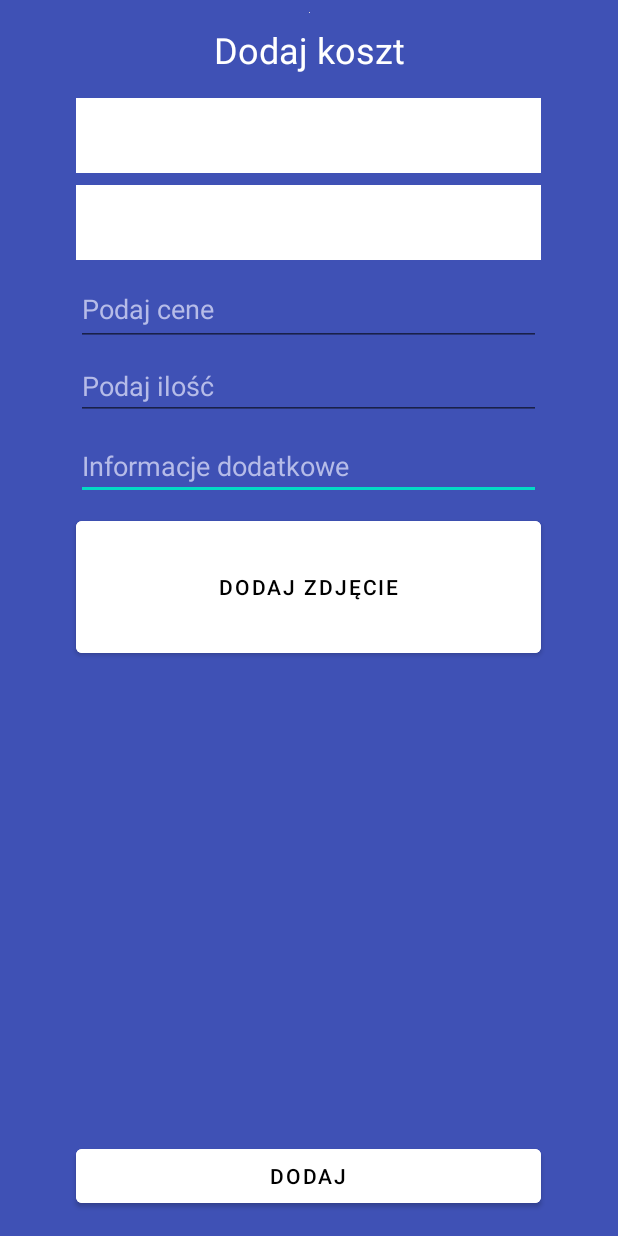
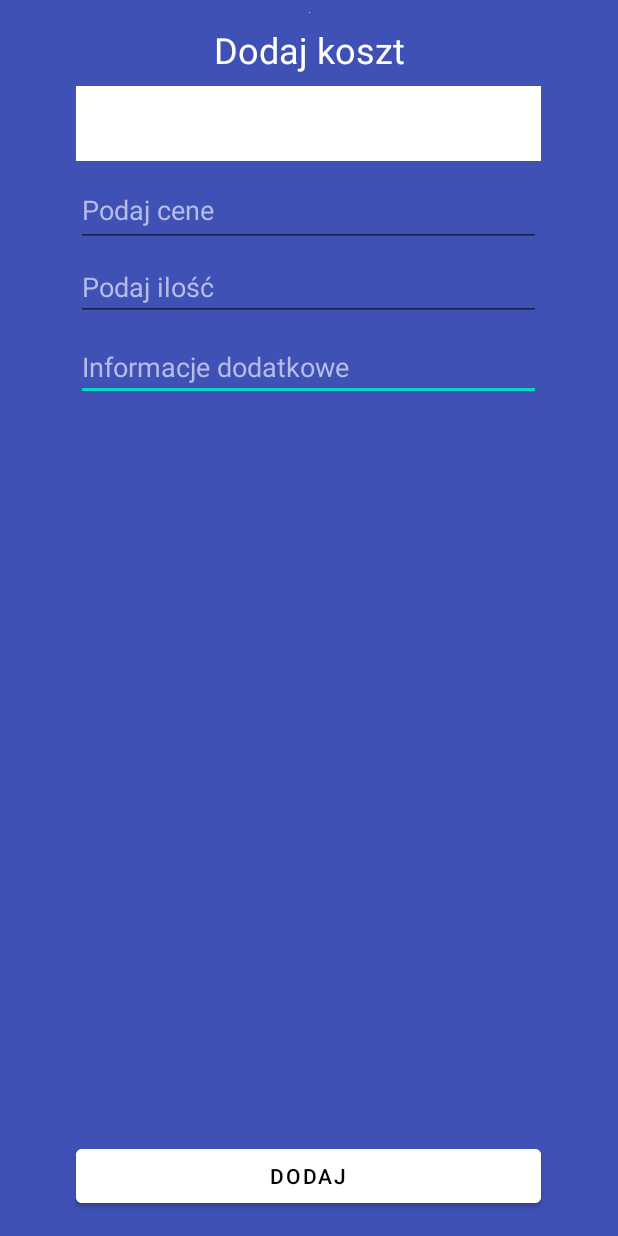
Before and after one commit to zaxanq/android-app, an Android app: the layout addexpence_screen.xml on its own in the app's theme, with its tools: preview values and no code run, on a phone screen of 412 x 824 dp. Run offline under Robolectric (Android 15) with nearby library versions, the phone set to English and light mode, and no system bars; network calls fail.

Commit message:
Pliki v2

```diff
--- a/app/src/main/java/com/example/aplikacja/EkranGlownyFragment.kt
+++ b/app/src/main/java/com/example/aplikacja/EkranGlownyFragment.kt
@@ -24,7 +24,6 @@ class EkranGlownyFragment : Fragment() {
     ): View? {
         // Inflate the layout for this fragment
         return inflater.inflate(R.layout.ekran_glowny, container, false)
-
     }
 
     override fun onViewCreated(view: View, savedInstanceState: Bundle?) {
@@ -38,7 +37,6 @@ class EkranGlownyFragment : Fragment() {
             }
             Log.d("TAG", "LOADED: $Vehicle")
 
-            //testtext.setText(text);
             Toast.makeText(requireContext(), Vehicle, Toast.LENGTH_SHORT).show();
         }
 
--- a/app/src/main/res/layout/addexpence_screen.xml
+++ b/app/src/main/res/layout/addexpence_screen.xml
@@ -9,7 +9,7 @@
     android:background="@color/main">
 
     <EditText
-        android:id="@+id/addMeterStatusInput2"
+        android:id="@+id/addAdditionalInfo"
         android:layout_width="310dp"
         android:layout_height="wrap_content"
         android:layout_marginTop="8dp"
@@ -21,7 +21,7 @@
         app:layout_constraintEnd_toEndOf="parent"
         app:layout_constraintHorizontal_bias="0.495"
         app:layout_constraintStart_toStartOf="parent"
-        app:layout_constraintTop_toBottomOf="@+id/addMeterStatusInput" />
+        app:layout_constraintTop_toBottomOf="@+id/addAmountInput" />
 
     <ImageView
         android:id="@+id/appLogo"
@@ -46,23 +46,7 @@
         app:layout_constraintTop_toBottomOf="@+id/appLogo" />
 
     <Spinner
-        android:id="@+id/selectTypeSpinner"
-        android:layout_width="310dp"
-        android:layout_height="50dp"
-        android:layout_marginTop="16dp"
-        android:background="#642CFD"
-        android:backgroundTint="@color/white"
-        android:contextClickable="true"
-        android:foregroundTint="#00000000"
-        android:textAlignment="center"
-        app:layout_constraintEnd_toEndOf="parent"
-        app:layout_constraintHorizontal_bias="0.495"
-        app:layout_constraintStart_toStartOf="parent"
-        app:layout_constraintTop_toBottomOf="@+id/addFirstCarTitle"
-        tools:listitem="@android:layout/select_dialog_item" />
-
-    <Spinner
-        android:id="@+id/selectBrandSpinner"
+        android:id="@+id/selectExpenceType"
         android:layout_width="310dp"
         android:layout_height="50dp"
         android:layout_marginTop="8dp"
@@ -72,11 +56,11 @@
         app:layout_constraintEnd_toEndOf="parent"
         app:layout_constraintHorizontal_bias="0.495"
         app:layout_constraintStart_toStartOf="parent"
-        app:layout_constraintTop_toBottomOf="@+id/selectTypeSpinner"
+        app:layout_constraintTop_toBottomOf="@+id/addFirstCarTitle"
         tools:listitem="@android:layout/select_dialog_item" />
 
     <EditText
-        android:id="@+id/addLicensePlateInput"
+        android:id="@+id/addPriceInput"
         android:layout_width="310dp"
         android:layout_height="49dp"
         android:layout_marginTop="8dp"
@@ -88,10 +72,10 @@
         app:layout_constraintEnd_toEndOf="parent"
         app:layout_constraintHorizontal_bias="0.495"
         app:layout_constraintStart_toStartOf="parent"
-        app:layout_constraintTop_toBottomOf="@+id/selectBrandSpinner" />
+        app:layout_constraintTop_toBottomOf="@+id/selectExpenceType" />
 
     <EditText
-        android:id="@+id/addMeterStatusInput"
+        android:id="@+id/addAmountInput"
         android:layout_width="310dp"
         android:layout_height="wrap_content"
         android:layout_marginTop="4dp"
@@ -103,23 +87,7 @@
         app:layout_constraintEnd_toEndOf="parent"
         app:layout_constraintHorizontal_bias="0.495"
         app:layout_constraintStart_toStartOf="parent"
-        app:layout_constraintTop_toBottomOf="@+id/addLicensePlateInput" />
-
-    <Button
-        android:id="@+id/addPhotoButton"
-        android:layout_width="wrap_content"
-        android:layout_height="wrap_content"
-        android:layout_marginTop="8dp"
-        android:width="310dp"
-        android:height="100dp"
-        android:backgroundTint="@color/white"
-        android:text="@string/addcarScreen_addPhoto"
-        android:textColor="@color/black"
-        app:layout_constraintEnd_toEndOf="parent"
-        app:layout_constraintHorizontal_bias="0.495"
-        app:layout_constraintStart_toStartOf="parent"
-        app:layout_constraintTop_toBottomOf="@+id/addMeterStatusInput2"
-        app:rippleColor="@color/white" />
+        app:layout_constraintTop_toBottomOf="@+id/addPriceInput" />
 
     <Button
         android:id="@+id/addCarButton"
@@ -146,9 +114,6 @@
         app:layout_constraintBottom_toBottomOf="parent"
         app:layout_constraintEnd_toEndOf="parent"
         app:layout_constraintHorizontal_bias="0.504"
-        app:layout_constraintStart_toStartOf="parent"
-        app:layout_constraintTop_toBottomOf="@+id/addPhotoButton"
-        app:layout_constraintVertical_bias="0.0"
-        />
+        app:layout_constraintStart_toStartOf="parent" />
 
 </androidx.constraintlayout.widget.ConstraintLayout>
```
Also changed, not shown: app/src/main/java/com/example/aplikacja/AddCarFragment.kt (+6 -11 lines), app/src/main/java/com/example/aplikacja/AddExpenceFragment.kt (added, +124 -0 lines), app/src/main/java/com/example/aplikacja/EditCarFragment.kt (+8 -28 lines), app/src/main/java/com/example/aplikacja/SecondFragment.kt (+12 -51 lines), app/src/main/res/layout/addcar_screen.xml (+6 -6 lines), app/src/main/res/layout/editcar_screen.xml (+6 -6 lines), app/src/main/res/layout/second_screen.xml (+6 -6 lines).
